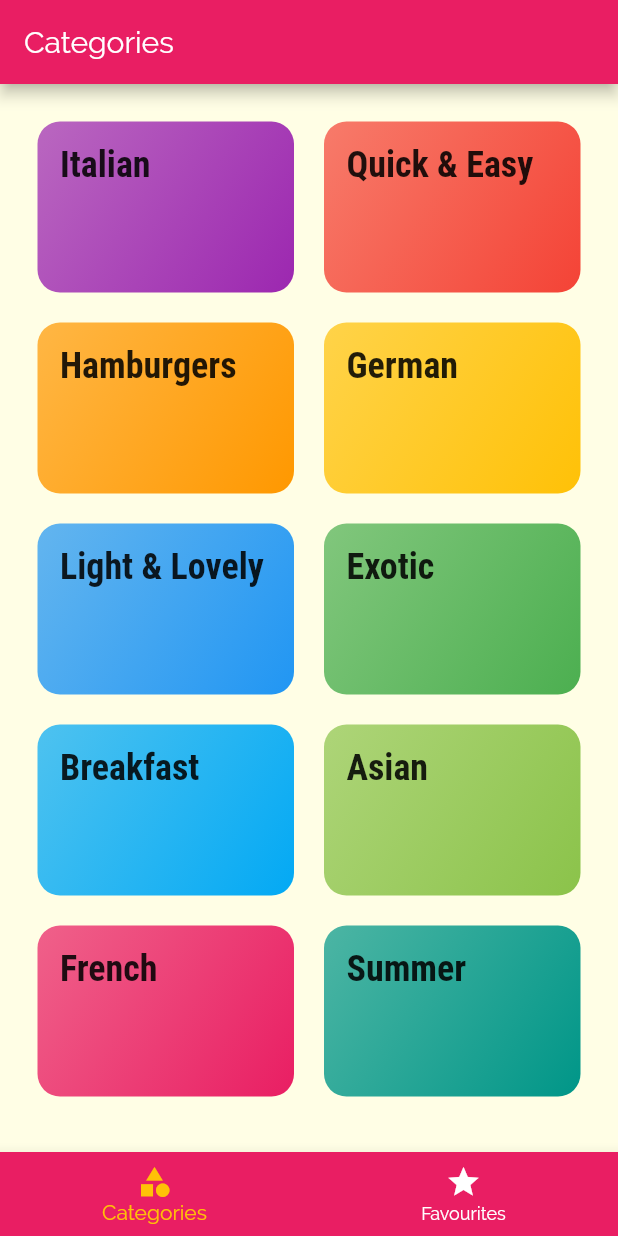
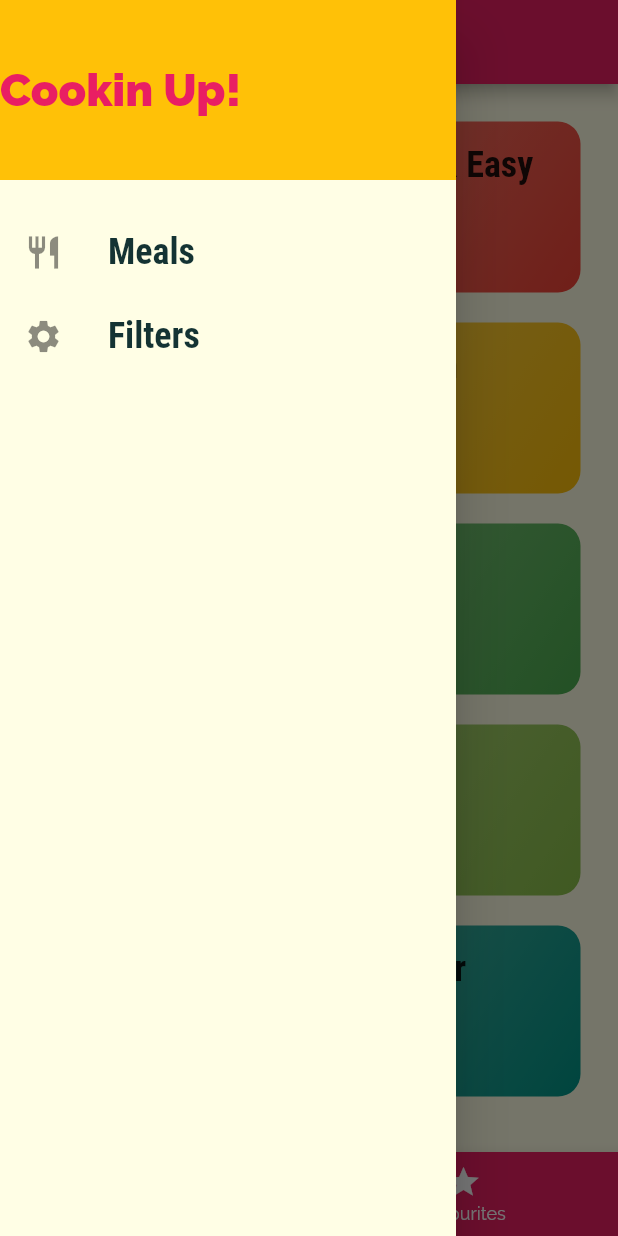
Before and after one commit to 9920261995/MealsAppFlutter, a Flutter app: the screen it shows after launch, with the side drawer open (before the commit the screen has no drawer), on a phone screen of 412 x 824 dp. Run offline on Flutter 3.47's test engine with Material 2 defaults, Android fonts, the phone set to English and light mode, and no system bars.

```diff
--- a/lib/Screens/tabs_screen.dart
+++ b/lib/Screens/tabs_screen.dart
@@ -1,4 +1,5 @@
 import 'package:flutter/material.dart';
+import '../Widgets/main_drawer.dart';
 import './categories_screen.dart';
 import './Favourites_screen.dart';
 
@@ -28,6 +29,7 @@ class _TabsScreenState extends State<TabsScreen> {
         title: Text(_pages[selectedPageIndex]['title']),
       ),
       body: _pages[selectedPageIndex]['page'],
+      drawer: MainDrawer(),
       bottomNavigationBar: BottomNavigationBar(
         onTap: _selectPage,
         backgroundColor: Theme.of(context).primaryColor,
--- /dev/null
+++ b/lib/Widgets/main_drawer.dart
@@ -0,0 +1,53 @@
+import 'package:flutter/material.dart';
+import 'package:meals_app/Screens/filters_screen.dart';
+
+class MainDrawer extends StatelessWidget {
+  Widget _listTile(String title, IconData icon, Function tapHandler) {
+    return ListTile(
+      onTap: tapHandler,
+      leading: Icon(
+        icon,
+        size: 26,
+      ),
+      title: Text(
+        title,
+        style: TextStyle(
+            fontFamily: 'RobotoCondensed',
+            fontSize: 24,
+            fontWeight: FontWeight.bold),
+      ),
+    );
+  }
+
+  @override
+  Widget build(BuildContext context) {
+    return Drawer(
+      child: Column(
+        children: <Widget>[
+          Container(
+            height: 120,
+            width: double.infinity,
+            alignment: Alignment.centerLeft,
+            color: Theme.of(context).accentColor,
+            child: Text(
+              "Cookin Up!",
+              style: TextStyle(
+                  fontWeight: FontWeight.w900,
+                  fontSize: 30,
+                  color: Theme.of(context).primaryColor),
+            ),
+          ),
+          SizedBox(
+            height: 20,
+          ),
+          _listTile("Meals", Icons.restaurant, () {
+            Navigator.of(context).pushReplacementNamed('/');
+          }),
+          _listTile("Filters", Icons.settings, () {
+            Navigator.of(context).pushNamed(FilterScreen.routeName);
+          })
+        ],
+      ),
+    );
+  }
+}
--- a/lib/Widgets/meal_item.dart
+++ b/lib/Widgets/meal_item.dart
@@ -21,7 +21,7 @@ class MealItem extends StatelessWidget {
 
   void _navigateMealsDetail(BuildContext ctx) {
     Navigator.of(ctx).pushNamed(MealDetailsScreen.routeName,
-        arguments: {'id': id, 'title': title});
+        arguments: {'id': id, 'title': title}).then((value) => print(value));
   }
 
   String get complexityText {
--- a/lib/main.dart
+++ b/lib/main.dart
@@ -1,4 +1,5 @@
 import 'package:flutter/material.dart';
+import './Screens/filters_screen.dart';
 import './Screens/tabs_screen.dart';
 import './Screens/meal_details_screen.dart';
 import 'Screens/category_meals_screen.dart';
@@ -32,6 +33,7 @@ class MyApp extends StatelessWidget {
         '/': (ctx) => TabsScreen(),
         CategoriesMealsScreen.routeName: (_) => CategoriesMealsScreen(),
         MealDetailsScreen.routeName: (_) => MealDetailsScreen(),
+        FilterScreen.routeName: (_) => FilterScreen(),
       },
       onGenerateRoute: (settings) {
         print(settings.name);
```
Also changed, not shown: lib/Screens/filters_screen.dart (added, +21 -0 lines), lib/Screens/meal_details_screen.dart (+8 -1 lines).
